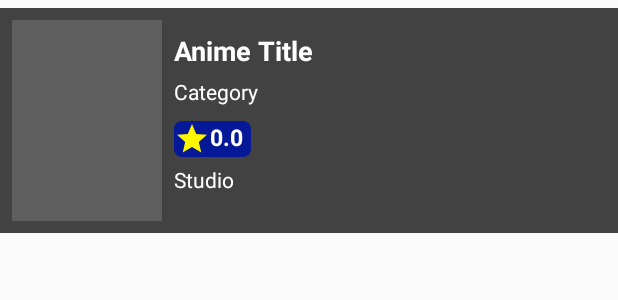
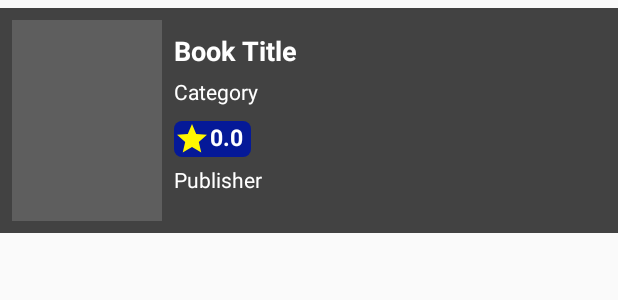
Before and after one commit to Joseph-beep-tech/My-Library2, an Android app: the layout anime_row_item.xml on its own in the app's theme, with its tools: preview values and no code run, on a phone screen of 412 x 824 dp. Shown: the top 300 px of the screen. Run offline under Robolectric (Android 15) with nearby library versions, the phone set to English and light mode, and no system bars; network calls fail.

```diff
--- a/app/src/main/java/com/demotxt/myapp/myapplication/activities/AnimeActivity.java
+++ b/app/src/main/java/com/demotxt/myapp/myapplication/activities/AnimeActivity.java
@@ -23,7 +23,7 @@ public class AnimeActivity extends AppCompatActivity {
         // hide the default actionbar
         getSupportActionBar().hide();
 
-        // Recieve data
+        // Recieving data
 
         String name  = getIntent().getExtras().getString("anime_name");
         String description = getIntent().getExtras().getString("anime_description");
@@ -59,7 +59,7 @@ public class AnimeActivity extends AppCompatActivity {
         RequestOptions requestOptions = new RequestOptions().centerCrop().placeholder(R.drawable.loading_shape).error(R.drawable.loading_shape);
 
 
-        // set image using Glide
+        // setting image using Glide
         Glide.with(this).load(image_url).apply(requestOptions).into(img);
 
 
--- a/app/src/main/res/layout/anime_row_item.xml
+++ b/app/src/main/res/layout/anime_row_item.xml
@@ -28,7 +28,7 @@
             android:layout_width="wrap_content"
             android:layout_height="wrap_content"
             android:id="@+id/anime_name"
-            android:text="Anime Title"
+            android:text="Book Title"
             android:textStyle="bold"
             android:textSize="18sp"/>
 
@@ -58,7 +58,7 @@
             android:textColor="#fff"
             android:layout_width="wrap_content"
             android:layout_height="wrap_content"
-            android:text="Studio"
+            android:text="Publisher"
             android:layout_marginTop="5dp"
             android:id="@+id/studio"/>
 
```
Also changed, not shown: 2 other files.
